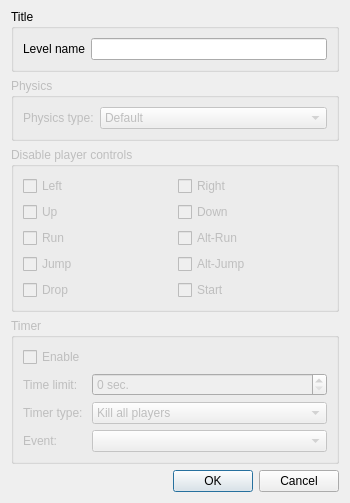
Above: Editor/editing/edit_level/levelprops.ui from WohlSoft/Moondust-Project before the change. Below: the same form after it.
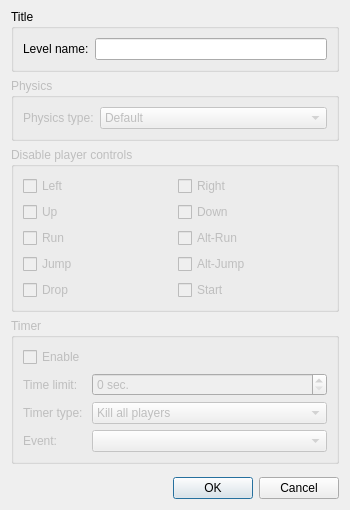
That is the form after the change. Icons and pictures are not drawn.

```diff
--- a/Editor/editing/edit_level/levelprops.ui
+++ b/Editor/editing/edit_level/levelprops.ui
@@ -10,7 +10,7 @@
     <x>0</x>
     <y>0</y>
     <width>350</width>
-    <height>447</height>
+    <height>510</height>
    </rect>
   </property>
   <property name="sizePolicy">
@@ -156,7 +156,7 @@
       <item row="0" column="0">
        <widget class="QLabel" name="label">
         <property name="text">
-         <string>Level name</string>
+         <string>Level name:</string>
         </property>
        </widget>
       </item>
```
